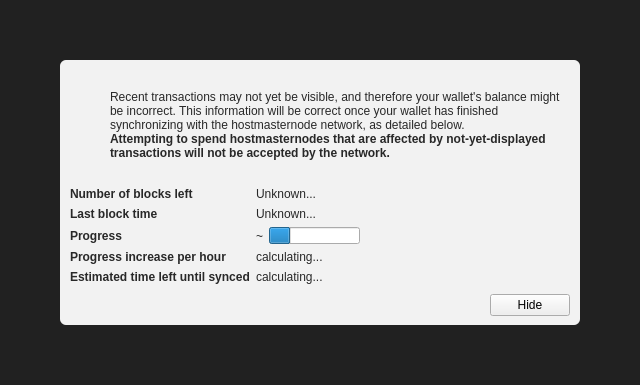
First picture: the form in src/qt/forms/modaloverlay.ui, repository hmn-dev/hostmasternode, before the edit.
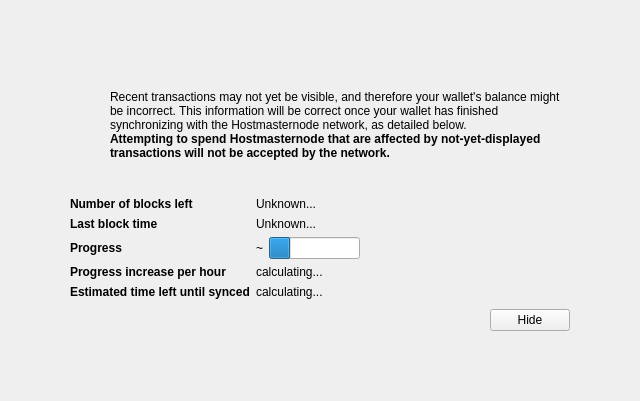
Second picture: the form after the edit. Icons and pictures are not drawn. Custom widgets are drawn as their Qt base class.

Commit message: Add Masternode wallet capabilities

The edit to the form file:
```diff
--- a/src/qt/forms/modaloverlay.ui
+++ b/src/qt/forms/modaloverlay.ui
@@ -7,7 +7,7 @@
     <x>0</x>
     <y>0</y>
     <width>640</width>
-    <height>385</height>
+    <height>401</height>
    </rect>
   </property>
   <property name="windowTitle">
@@ -32,9 +32,9 @@
    <item>
     <widget class="QWidget" name="bgWidget" native="true">
      <property name="styleSheet">
-      <string notr="true">#bgWidget { background: rgba(0,0,0,220); }</string>
+      <string notr="true"/>
      </property>
-     <layout class="QVBoxLayout" name="verticalLayoutMain" stretch="1">
+     <layout class="QVBoxLayout" name="verticalLayoutMain" stretch="0">
       <property name="leftMargin">
        <number>60</number>
       </property>
@@ -50,11 +50,9 @@
       <item>
        <widget class="QWidget" name="contentWidget" native="true">
         <property name="styleSheet">
-         <string notr="true">#contentWidget { background: rgba(255,255,255,240); border-radius: 6px; }
-
-QLabel { color: rgb(40,40,40);  }</string>
+         <string notr="true"/>
         </property>
-        <layout class="QVBoxLayout" name="verticalLayoutSub" stretch="1,0,0,0">
+        <layout class="QVBoxLayout" name="verticalLayoutSub" stretch="1,0,0,0,0">
          <property name="spacing">
           <number>0</number>
          </property>
@@ -130,7 +128,7 @@
              <item>
               <widget class="QLabel" name="infoText">
                <property name="text">
-                <string>Recent transactions may not yet be visible, and therefore your wallet's balance might be incorrect. This information will be correct once your wallet has finished synchronizing with the hostmasternode network, as detailed below.</string>
+                <string>Recent transactions may not yet be visible, and therefore your wallet's balance might be incorrect. This information will be correct once your wallet has finished synchronizing with the Hostmasternode network, as detailed below.</string>
                </property>
                <property name="textFormat">
                 <enum>Qt::RichText</enum>
@@ -149,7 +147,7 @@
                 </font>
                </property>
                <property name="text">
-                <string>Attempting to spend hostmasternodes that are affected by not-yet-displayed transactions will not be accepted by the network.</string>
+                <string>Attempting to spend Hostmasternode that are affected by not-yet-displayed transactions will not be accepted by the network.</string>
                </property>
                <property name="textFormat">
                 <enum>Qt::RichText</enum>
```
Left out of the diff: 17 changed lines with no effect on the pictures. The commit also changes 1788 other files.
